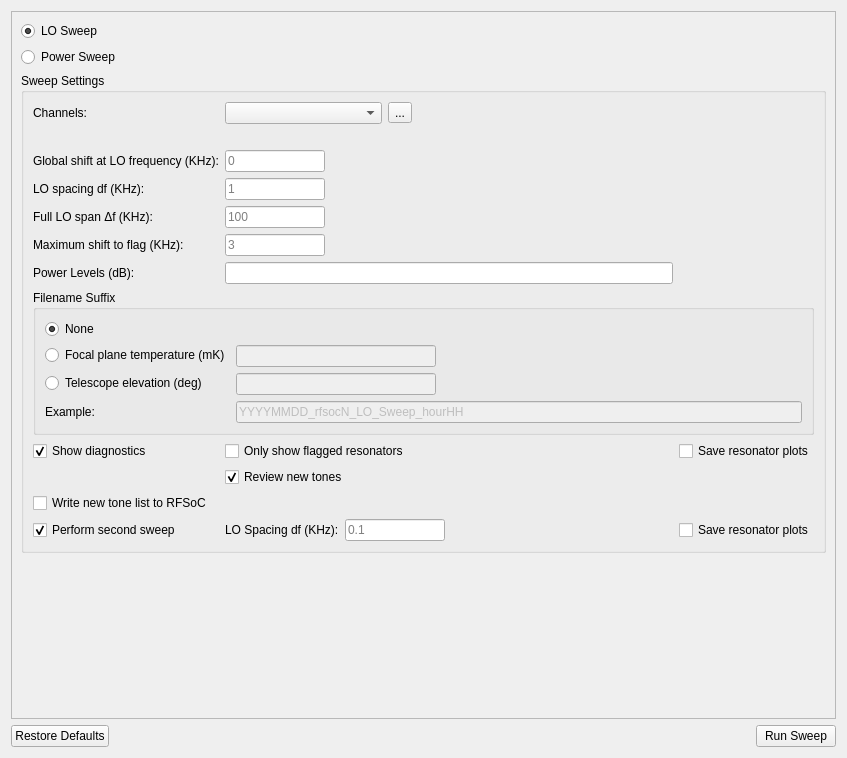
This is ui_resources/loconfig.ui in Tyronitar/rfsoc-interface as Qt 5 draws it before an edit. The edited form follows.
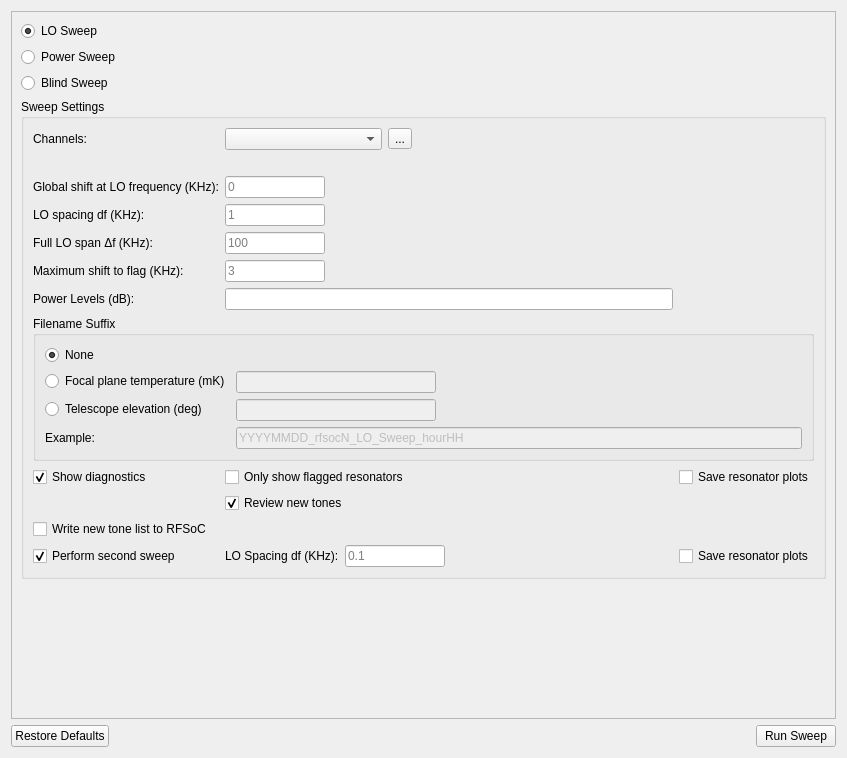
This is the edited form. Icons and pictures are not drawn. Custom widgets are drawn as their Qt base class.

Commit message: Start Adding Blind Sweep Code to GUI

Patch:
```diff
--- a/ui_resources/loconfig.ui
+++ b/ui_resources/loconfig.ui
@@ -25,7 +25,7 @@
         <x>0</x>
         <y>0</y>
         <width>827</width>
-        <height>708</height>
+        <height>705</height>
        </rect>
       </property>
       <layout class="QVBoxLayout" name="verticalLayout_3">
@@ -52,6 +52,16 @@
          </attribute>
         </widget>
        </item>
+       <item>
+        <widget class="QRadioButton" name="blind_sweep_radioButton">
+         <property name="text">
+          <string>Blind Sweep</string>
+         </property>
+         <attribute name="buttonGroup">
+          <string notr="true">sweep_type_buttonGroup</string>
+         </attribute>
+        </widget>
+       </item>
        <item>
         <widget class="QGroupBox" name="lo_settings_groupBox">
          <property name="title">
```
The commit also changes 2 other files.
